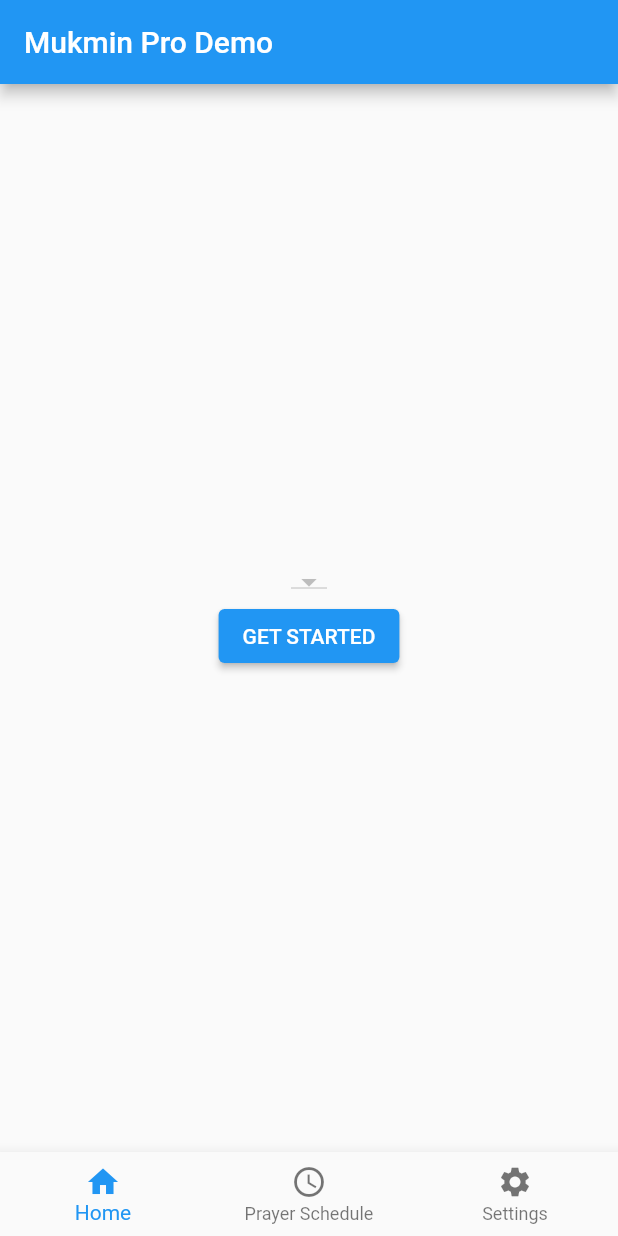
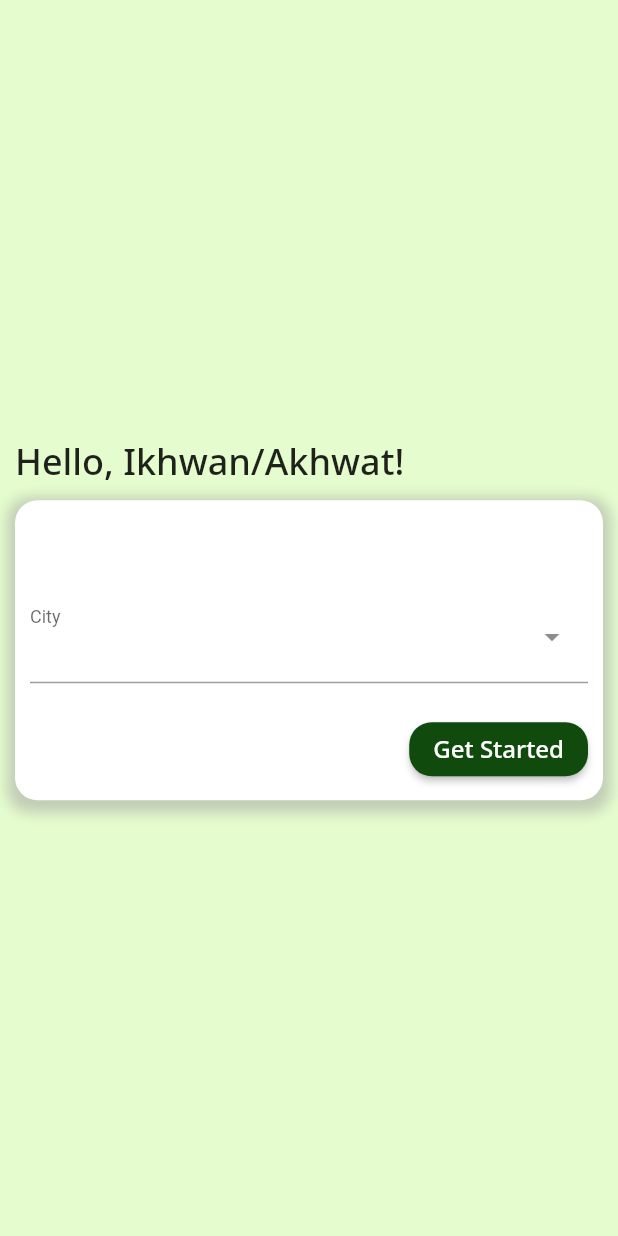
Before and after one commit to dafisatria/mukmin_pro_app, a Flutter app: the screen it shows after launch, on a phone screen of 412 x 824 dp. Run offline on Flutter 3.47's test engine with Material 2 defaults, Android fonts, the phone set to English and light mode, and no system bars; drawn by our look-alikes of dropdown_search; our stand-ins replace dio, google_fonts, timer_builder.

Commit message:
added login features

```diff
--- a/lib/main.dart
+++ b/lib/main.dart
@@ -1,6 +1,44 @@
 import 'package:flutter/material.dart';
-import 'my_app.dart';
+import 'package:mukmin_pro_app/model/pray_times_model.dart';
+import 'package:mukmin_pro_app/my_app.dart';
+import 'package:mukmin_pro_app/view/screen/home_screen.dart';
+import 'package:mukmin_pro_app/view/screen/login_screen.dart';
+import 'package:mukmin_pro_app/view/screen/prayer_times_screen.dart';
+import 'package:provider/provider.dart';
+
+import 'view/screen/home_view_model.dart';
+import 'view/screen/login_view_model.dart';
+import 'view/screen/prayer_times_view_model.dart';
 
 void main() {
-  runApp(const MyApp());
+  runApp(const MukminProApp());
 }
+
+class MukminProApp extends StatelessWidget {
+  const MukminProApp({super.key});
+
+  @override
+  Widget build(BuildContext context) {
+    return MultiProvider(
+      providers: [
+        ChangeNotifierProvider(
+          create: (context) => LoginProvider(),
+        ),
+        ChangeNotifierProvider(
+          create: (_) => HomeProvider(),
+        ),
+        ChangeNotifierProvider(
+          create: (context) => PrayerTimesProvider(),
+        ),
+      ],
+      child: MaterialApp(
+        routes: {
+          '/': (_) => const LoginScreen(),
+          '/my-app': (_) => const MyApp(),
+          '/home': (_) => const HomeScreen(),
+          '/prayer-times': (_) => const PrayTimesScreen(),
+        },
+      ),
+    );
+  }
+}
--- a/lib/model/city_model.dart
+++ b/lib/model/city_model.dart
@@ -15,4 +15,7 @@ class CityModel {
     data['lokasi'] = lokasi;
     return data;
   }
+
+  @override
+  String toString() => lokasi!;
 }
--- a/lib/my_app.dart
+++ b/lib/my_app.dart
@@ -1,4 +1,6 @@
 import 'package:flutter/material.dart';
+import 'package:mukmin_pro_app/model/city_model.dart';
+import 'package:mukmin_pro_app/model/pray_times_model.dart';
 import 'package:mukmin_pro_app/view/screen/home_screen.dart';
 import 'package:mukmin_pro_app/view/screen/home_view_model.dart';
 import 'package:mukmin_pro_app/view/screen/prayer_times_view_model.dart';
@@ -14,34 +16,31 @@ class MyApp extends StatefulWidget {
 }
 
 class _MyAppState extends State<MyApp> {
-  var currentTab = [
+  List pages = [
     const HomeScreen(),
     const PrayTimesScreen(),
   ];
-  int selectedNavbar = 0;
+  int selectedIndex = 0;
   void changeSelectedNavBar(int index) {
     setState(() {
-      selectedNavbar = index;
+      selectedIndex = index;
     });
   }
 
   @override
   Widget build(BuildContext context) {
-    return MultiProvider(
-      providers: [
-        ChangeNotifierProvider(
-          create: (_) => HomeProvider(),
+    return Scaffold(
+      appBar: AppBar(
+        title: Text(context
+            .read<PrayerTimesProvider>()
+            .prayTimes
+            .data!
+            .lokasi
+            .toString()),
+        backgroundColor: const Color(0xff45871B),
+        centerTitle: true,
       ),
-        ChangeNotifierProvider(
-          create: (_) => PrayerTimesProvider(),
-        ),
-      ],
-      child: MaterialApp(
-        home: Scaffold(
-          appBar: AppBar(
-            title: const Text('Mukmin Pro Demo'),
-          ),
-          body: currentTab[selectedNavbar],
+      body: pages.elementAt(selectedIndex),
       bottomNavigationBar: BottomNavigationBar(
         items: const <BottomNavigationBarItem>[
           BottomNavigationBarItem(
@@ -57,12 +56,11 @@ class _MyAppState extends State<MyApp> {
             label: 'Settings',
           ),
         ],
-            currentIndex: selectedNavbar,
+        currentIndex: selectedIndex,
         onTap: (index) {
           changeSelectedNavBar(index);
         },
-          ),
-        ),
+        selectedItemColor: Color(0xff45871B),
       ),
     );
   }
--- /dev/null
+++ b/lib/view/screen/login_screen.dart
@@ -0,0 +1,170 @@
+import 'package:dio/dio.dart';
+import 'package:dropdown_search/dropdown_search.dart';
+import 'package:flutter/material.dart';
+import 'package:google_fonts/google_fonts.dart';
+import 'package:mukmin_pro_app/model/city_model.dart';
+import 'package:mukmin_pro_app/my_app.dart';
+import 'package:mukmin_pro_app/view/screen/login_view_model.dart';
+import 'package:mukmin_pro_app/view/screen/splash_screen.dart';
+import 'package:provider/provider.dart';
+
+import 'prayer_times_view_model.dart';
+
+class LoginScreen extends StatelessWidget {
+  const LoginScreen({super.key});
+
+  @override
+  Widget build(BuildContext context) {
+    return Scaffold(
+      backgroundColor: const Color(0xffE5FDCE),
+      body: const LoginBody(),
+    );
+  }
+}
+
+class LoginBody extends StatefulWidget {
+  const LoginBody({super.key});
+
+  @override
+  State<LoginBody> createState() => _LoginBodyState();
+}
+
+class _LoginBodyState extends State<LoginBody> {
+  // @override
+  // void initState() {
+  //   super.initState();
+  //   Provider.of<LoginProvider>(context, listen: false).getCity();
+  // }
+
+  @override
+  Widget build(BuildContext context) {
+    final provider = Provider.of<LoginProvider>(context);
+    return body(provider);
+  }
+
+  Widget body(LoginProvider provider) {
+    final isLoading = provider.state == LoginViewState.loading;
+    final isError = provider.state == LoginViewState.error;
+
+    if (isLoading) {
+      // return const SplashScreen();
+    }
+    if (isError) {
+      return const Center(
+        child: Text('Gagal mengambil data'),
+      );
+    }
+    return mainData(provider, context);
+  }
+}
+
+Padding mainData(LoginProvider provider, BuildContext context) {
+  return Padding(
+    padding: const EdgeInsets.symmetric(horizontal: 10),
+    child: Column(
+      mainAxisAlignment: MainAxisAlignment.center,
+      crossAxisAlignment: CrossAxisAlignment.start,
+      children: [
+        Text(
+          'Hello, Ikhwan/Akhwat!',
+          style: GoogleFonts.notoSans(
+            fontSize: 24,
+            fontWeight: FontWeight.w500,
+          ),
+        ),
+        Container(
+          height: 200,
+          decoration: BoxDecoration(
+            borderRadius: BorderRadius.circular(15),
+            color: Colors.white,
+            boxShadow: [
+              BoxShadow(
+                color: Colors.grey.withOpacity(0.5),
+                spreadRadius: 5,
+                blurRadius: 7,
+                offset: const Offset(0, 3),
+              ),
+            ],
+          ),
+          padding: const EdgeInsets.all(10),
+          margin: const EdgeInsets.only(top: 10),
+          child: Column(
+            crossAxisAlignment: CrossAxisAlignment.end,
+            mainAxisAlignment: MainAxisAlignment.spaceBetween,
+            children: [
+              const SizedBox(
+                height: 30,
+              ),
+              DropdownSearch<CityModel>(
+                asyncItems: (_) async {
+                  var response = await Dio().get(
+                    "https://api.myquran.com/v1/sholat/kota/semua",
+                  );
+                  var models = (response.data as List)
+                      .map((e) => CityModel.fromJson(e))
+                      .toList();
+                  return models;
+                },
+                popupProps: PopupProps.menu(
+                  itemBuilder: (context, item, isSelected) {
+                    return ListTile(
+                      title: Text(
+                        item.lokasi!,
+                        style: GoogleFonts.notoSans(
+                          fontSize: 16,
+                          fontWeight: FontWeight.w400,
+                        ),
+                      ),
+                    );
+                  },
+                  showSearchBox: true,
+                ),
+                dropdownBuilder: (context, selectedItem) => Text(
+                  selectedItem?.lokasi ?? '',
+                  style: GoogleFonts.notoSans(
+                    fontSize: 16,
+                    fontWeight: FontWeight.w400,
+                  ),
+                ),
+                dropdownDecoratorProps: const DropDownDecoratorProps(
+                  dropdownSearchDecoration: InputDecoration(
+                    labelText: "City",
+                  ),
+                ),
+                onChanged: (value) {
+                  provider.setValueCityId(value!.id!);
+                },
+              ),
+              ElevatedButton(
+                onPressed: () async {
+                  await context.read<PrayerTimesProvider>().getPrayTimes(
+                        provider.valueCity.id,
+                        DateTime.now().year.toString(),
+                        DateTime.now().month.toString(),
+                        DateTime.now().day.toString(),
+                      );
+                  Navigator.of(context).pushReplacementNamed(
+                    '/my-app',
+                    arguments: context.read<PrayerTimesProvider>().prayTimes,
+                  );
+                },
+                style: ElevatedButton.styleFrom(
+                    backgroundColor: const Color(0xff104A0D),
+                    shape: RoundedRectangleBorder(
+                      borderRadius: BorderRadius.circular(15),
+                    )),
+                child: Text(
+                  'Get Started',
+                  style: GoogleFonts.notoSans(
+                    fontSize: 16,
+                    fontWeight: FontWeight.w500,
+                  ),
+                ),
+              ),
+            ],
+          ),
+        ),
+      ],
+    ),
+  );
+}
--- /dev/null
+++ b/lib/view/screen/login_view_model.dart
@@ -0,0 +1,40 @@
+import 'dart:async';
+import 'package:dio/dio.dart';
+import 'package:flutter/material.dart';
+import 'package:mukmin_pro_app/model/city_model.dart';
+
+import '../../model/api/services.dart';
+
+enum LoginViewState {
+  none,
+  loading,
+  error,
+}
+
+class LoginProvider with ChangeNotifier {
+  LoginViewState state = LoginViewState.none;
+  List cities = <CityModel>[];
+  MyService service = MyService();
+  CityModel valueCity = CityModel();
+
+  changeState(LoginViewState s) {
+    state = s;
+    notifyListeners();
+  }
+
+  setValueCityId(String value) {
+    valueCity.id = value;
+    notifyListeners();
+  }
+
+  Future getCity() async {
+    changeState(LoginViewState.loading);
+    try {
+      cities = await service.fetchCity();
+      notifyListeners();
+      changeState(LoginViewState.none);
+    } catch (e) {
+      changeState(LoginViewState.error);
+    }
+  }
+}
--- a/lib/view/screen/prayer_times_view_model.dart
+++ b/lib/view/screen/prayer_times_view_model.dart
@@ -8,9 +8,9 @@ class PrayerTimesProvider with ChangeNotifier {
   PrayTimesModel prayTimes = PrayTimesModel();
   MyService service = MyService();
 
-  Future getPrayTimes(value) async {
+  Future getPrayTimes(id, year, month, day) async {
     try {
-      prayTimes = await service.fetchPrayTimes(value);
+      prayTimes = await service.fetchPrayTimes(id, year, month, day);
     } catch (e) {
       if (e is DioError) {
         e.response!.statusCode;
```
Also changed, not shown: lib/model/api/services.dart (+4 -3 lines), lib/view/screen/home_screen.dart (+36 -32 lines), lib/view/screen/home_view_model.dart (+13 -15 lines), lib/view/screen/prayer_times_screen.dart (+14 -6 lines), lib/view/screen/splash_screen.dart (added, +41 -0 lines), pubspec.yaml (+6 -2 lines), assets/the-prophets-mosque.png (added), pubspec.lock, 2 other files. Lines whose indentation alone changed are shown as unchanged.
